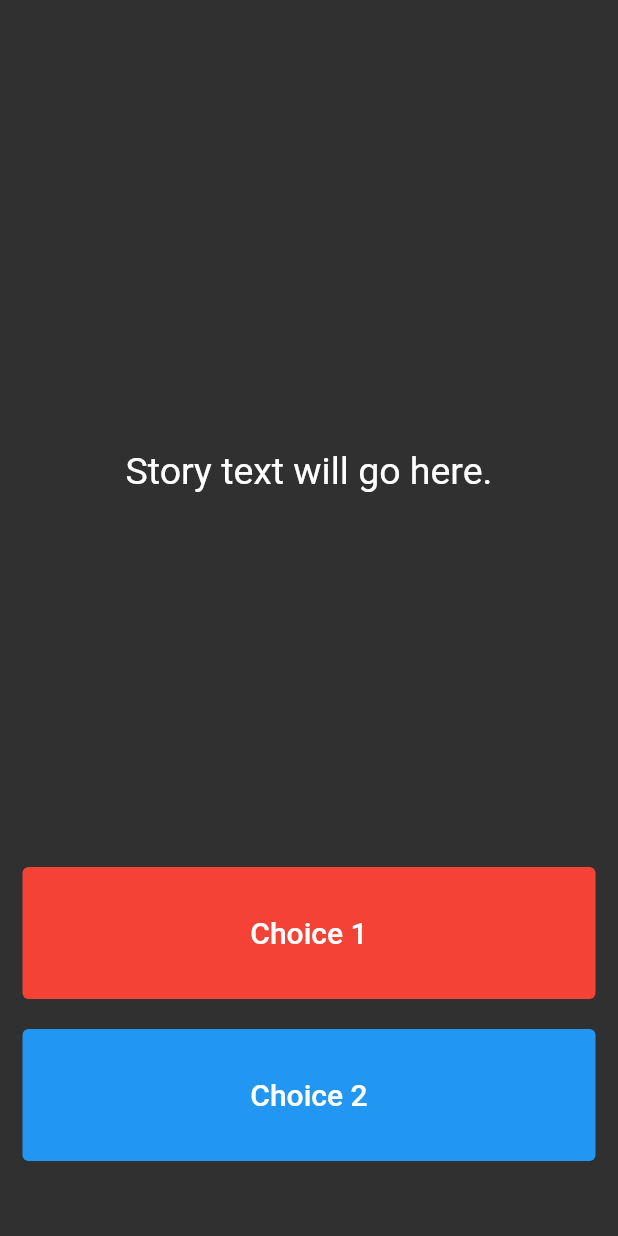
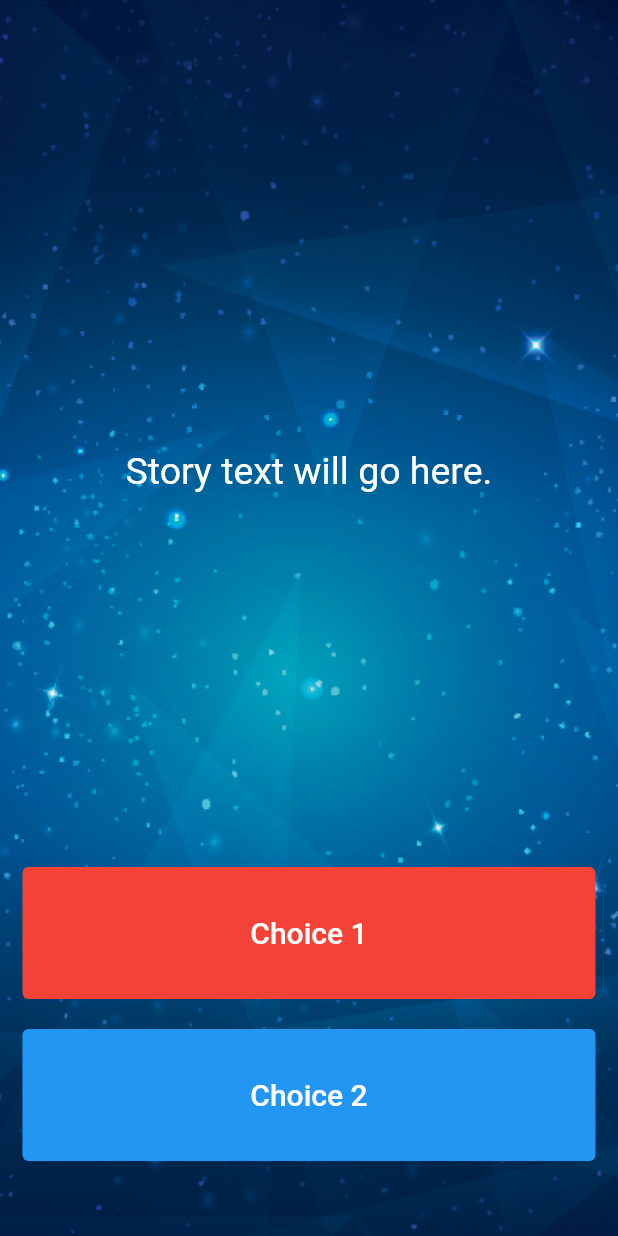
Before and after one commit to egesg/destini, a Flutter app: the screen it shows after launch, on a phone screen of 412 x 824 dp. Run offline on Flutter 3.47's test engine with Material 2 defaults, Android fonts, the phone set to English and light mode, and no system bars.

```diff
--- a/lib/main.dart
+++ b/lib/main.dart
@@ -28,6 +28,11 @@ class _StoryPageState extends State<StoryPage> {
   Widget build(BuildContext context) {
     return Scaffold(
       body: Container(
+        decoration: const BoxDecoration(
+            image: DecorationImage(
+          image: AssetImage('images/background.png'),
+          fit: BoxFit.cover,
+        )),
         padding: const EdgeInsets.symmetric(vertical: 50.0, horizontal: 15.0),
         constraints: const BoxConstraints.expand(),
         child: SafeArea(
```
